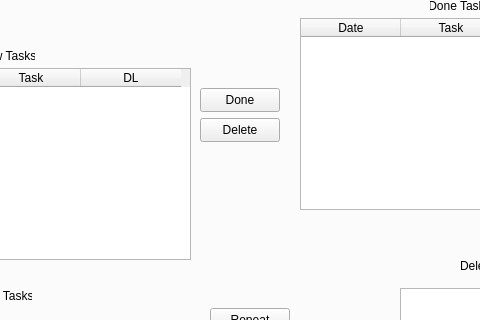
Above: ToDoNotes/mainwindow.ui from andreyschelkovo/ToDoNotes before the change; both pictures show x 142 to 622 and y 88 to 408 of the 1092 by 638 pixel window. Below: the same form after it.
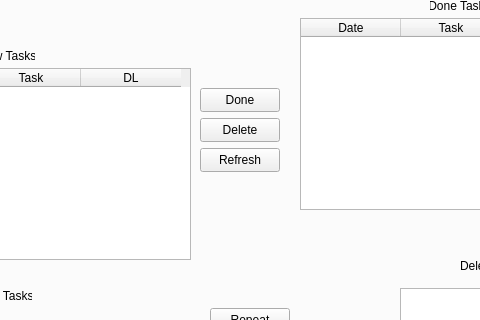
That is the form after the change.

Patch:
```diff
--- a/ToDoNotes/mainwindow.ui
+++ b/ToDoNotes/mainwindow.ui
@@ -293,6 +293,19 @@
        </property>
       </column>
      </widget>
+     <widget class="QPushButton" name="pushButton_home_tasks_new_tasks_refresh">
+      <property name="geometry">
+       <rect>
+        <x>330</x>
+        <y>200</y>
+        <width>80</width>
+        <height>24</height>
+       </rect>
+      </property>
+      <property name="text">
+       <string>Refresh</string>
+      </property>
+     </widget>
     </widget>
     <widget class="QWidget" name="tab_2">
      <attribute name="title">
```
